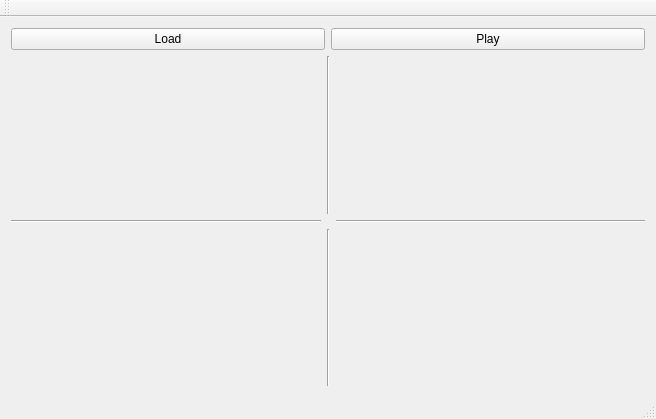
azuzul/RU, file GUI/GUI/mainwindow.ui: the form before one commit.
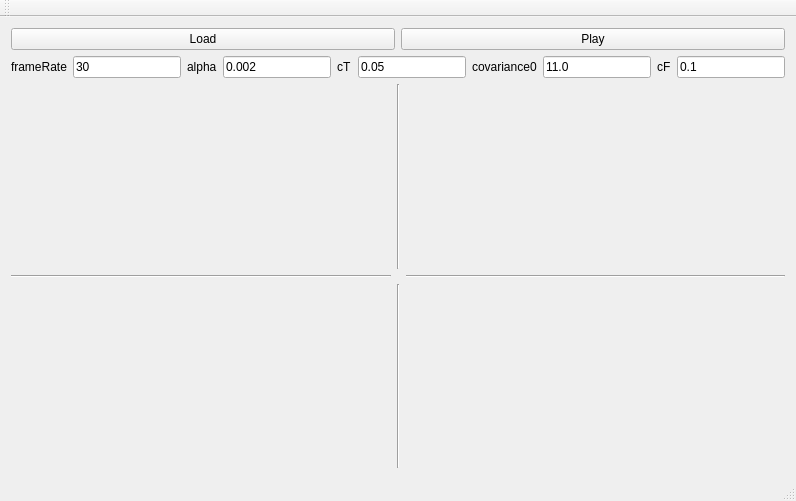
The form after the commit.

Commit message: update GUI-ja, dodani parametri

```diff
--- a/GUI/GUI/mainwindow.ui
+++ b/GUI/GUI/mainwindow.ui
@@ -6,17 +6,35 @@
    <rect>
     <x>0</x>
     <y>0</y>
-    <width>656</width>
-    <height>419</height>
+    <width>521</width>
+    <height>501</height>
    </rect>
   </property>
   <property name="windowTitle">
    <string>Gmm</string>
   </property>
   <widget class="QWidget" name="centralWidget">
+   <property name="sizePolicy">
+    <sizepolicy hsizetype="Preferred" vsizetype="Preferred">
+     <horstretch>0</horstretch>
+     <verstretch>0</verstretch>
+    </sizepolicy>
+   </property>
    <layout class="QGridLayout" name="gridLayout_2">
     <item row="0" column="0">
      <widget class="QPushButton" name="pushButton">
+      <property name="sizePolicy">
+       <sizepolicy hsizetype="Minimum" vsizetype="Fixed">
+        <horstretch>0</horstretch>
+        <verstretch>0</verstretch>
+       </sizepolicy>
+      </property>
+      <property name="maximumSize">
+       <size>
+        <width>16777215</width>
+        <height>16777215</height>
+       </size>
+      </property>
       <property name="text">
        <string>Load</string>
       </property>
@@ -24,29 +42,28 @@
     </item>
     <item row="0" column="1">
      <widget class="QPushButton" name="pushButton_2">
+      <property name="sizePolicy">
+       <sizepolicy hsizetype="Minimum" vsizetype="Fixed">
+        <horstretch>0</horstretch>
+        <verstretch>0</verstretch>
+       </sizepolicy>
+      </property>
+      <property name="maximumSize">
+       <size>
+        <width>16777215</width>
+        <height>16777215</height>
+       </size>
+      </property>
       <property name="text">
        <string>Play</string>
       </property>
      </widget>
     </item>
-    <item row="1" column="0" colspan="2">
+    <item row="2" column="0" colspan="2">
      <layout class="QGridLayout" name="gridLayout">
       <property name="sizeConstraint">
        <enum>QLayout::SetDefaultConstraint</enum>
       </property>
-      <item row="2" column="2">
-       <widget class="QLabel" name="video3">
-        <property name="sizePolicy">
-         <sizepolicy hsizetype="Preferred" vsizetype="Preferred">
-          <horstretch>0</horstretch>
-          <verstretch>0</verstretch>
-         </sizepolicy>
-        </property>
-        <property name="text">
-         <string/>
-        </property>
-       </widget>
-      </item>
       <item row="0" column="0">
        <widget class="QLabel" name="video">
         <property name="autoFillBackground">
@@ -60,10 +77,24 @@
         </property>
        </widget>
       </item>
-      <item row="2" column="0">
-       <widget class="QLabel" name="video2">
-        <property name="text">
-         <string/>
+      <item row="0" column="1">
+       <widget class="Line" name="line_2">
+        <property name="orientation">
+         <enum>Qt::Vertical</enum>
+        </property>
+       </widget>
+      </item>
+      <item row="2" column="1">
+       <widget class="Line" name="line_4">
+        <property name="orientation">
+         <enum>Qt::Vertical</enum>
+        </property>
+       </widget>
+      </item>
+      <item row="1" column="2">
+       <widget class="Line" name="line_3">
+        <property name="orientation">
+         <enum>Qt::Horizontal</enum>
         </property>
        </widget>
       </item>
@@ -74,6 +105,19 @@
         </property>
        </widget>
       </item>
+      <item row="2" column="2">
+       <widget class="QLabel" name="video3">
+        <property name="sizePolicy">
+         <sizepolicy hsizetype="Preferred" vsizetype="Preferred">
+          <horstretch>0</horstretch>
+          <verstretch>0</verstretch>
+         </sizepolicy>
+        </property>
+        <property name="text">
+         <string/>
+        </property>
+       </widget>
+      </item>
       <item row="0" column="2">
        <widget class="QLabel" name="video1">
         <property name="styleSheet">
@@ -84,24 +128,117 @@
         </property>
        </widget>
       </item>
+      <item row="2" column="0">
+       <widget class="QLabel" name="video2">
+        <property name="text">
+         <string/>
+        </property>
+       </widget>
+      </item>
+     </layout>
+    </item>
+    <item row="1" column="0" colspan="2">
+     <layout class="QGridLayout" name="gridLayout_3" rowstretch="0,0,0,0">
+      <property name="sizeConstraint">
+       <enum>QLayout::SetDefaultConstraint</enum>
+      </property>
+      <item row="0" column="4">
+       <widget class="QLabel" name="label_3">
+        <property name="text">
+         <string>cT</string>
+        </property>
+       </widget>
+      </item>
+      <item row="0" column="5">
+       <widget class="QLineEdit" name="param_cT">
+        <property name="sizePolicy">
+         <sizepolicy hsizetype="Minimum" vsizetype="Fixed">
+          <horstretch>0</horstretch>
+          <verstretch>0</verstretch>
+         </sizepolicy>
+        </property>
+        <property name="text">
+         <string>0.05</string>
+        </property>
+       </widget>
+      </item>
+      <item row="0" column="3">
+       <widget class="QLineEdit" name="param_alpha">
+        <property name="sizePolicy">
+         <sizepolicy hsizetype="Minimum" vsizetype="Fixed">
+          <horstretch>0</horstretch>
+          <verstretch>0</verstretch>
+         </sizepolicy>
+        </property>
+        <property name="text">
+         <string>0.002</string>
+        </property>
+       </widget>
+      </item>
+      <item row="0" column="2">
+       <widget class="QLabel" name="label_4">
+        <property name="text">
+         <string>alpha</string>
+        </property>
+       </widget>
+      </item>
+      <item row="0" column="6">
+       <widget class="QLabel" name="label_2">
+        <property name="text">
+         <string>covariance0</string>
+        </property>
+       </widget>
+      </item>
+      <item row="0" column="8">
+       <widget class="QLabel" name="label">
+        <property name="text">
+         <string>cF</string>
+        </property>
+       </widget>
+      </item>
+      <item row="0" column="9">
+       <widget class="QLineEdit" name="param_cF">
+        <property name="sizePolicy">
+         <sizepolicy hsizetype="Minimum" vsizetype="Fixed">
+          <horstretch>0</horstretch>
+          <verstretch>0</verstretch>
+         </sizepolicy>
+        </property>
+        <property name="text">
+         <string>0.1</string>
+        </property>
+       </widget>
+      </item>
+      <item row="0" column="0">
+       <widget class="QLabel" name="label_5">
+        <property name="text">
+         <string>frameRate</string>
+        </property>
+       </widget>
+      </item>
+      <item row="0" column="7">
+       <widget class="QLineEdit" name="param_covariance0">
+        <property name="sizePolicy">
+         <sizepolicy hsizetype="Minimum" vsizetype="Fixed">
+          <horstretch>0</horstretch>
+          <verstretch>0</verstretch>
+         </sizepolicy>
+        </property>
+        <property name="text">
+         <string>11.0</string>
+        </property>
+       </widget>
+      </item>
       <item row="0" column="1">
-       <widget class="Line" name="line_2">
-        <property name="orientation">
-         <enum>Qt::Vertical</enum>
+       <widget class="QLineEdit" name="param_framerate">
+        <property name="sizePolicy">
+         <sizepolicy hsizetype="Minimum" vsizetype="Fixed">
+          <horstretch>0</horstretch>
+          <verstretch>0</verstretch>
+         </sizepolicy>
         </property>
-       </widget>
-      </item>
-      <item row="1" column="2">
-       <widget class="Line" name="line_3">
-        <property name="orientation">
-         <enum>Qt::Horizontal</enum>
-        </property>
-       </widget>
-      </item>
-      <item row="2" column="1">
-       <widget class="Line" name="line_4">
-        <property name="orientation">
-         <enum>Qt::Vertical</enum>
+        <property name="text">
+         <string>30</string>
         </property>
        </widget>
       </item>
@@ -114,8 +251,8 @@
     <rect>
      <x>0</x>
      <y>0</y>
-     <width>656</width>
-     <height>27</height>
+     <width>521</width>
+     <height>22</height>
     </rect>
    </property>
   </widget>
```
The commit also changes 7 other files.
